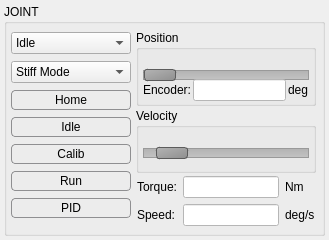
This is src/yarpmotorgui/jointitem.ui in robotology/yarp as Qt 5 draws it before an edit. The edited form follows.
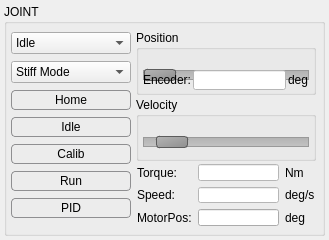
This is the edited form. The open tabs and pages were chosen to show the change. Custom widgets are drawn as their Qt base class.

Commit message: yarpmotorgui: added visualization of motorPosition

The edit to the form file:
```diff
--- a/src/yarpmotorgui/jointitem.ui
+++ b/src/yarpmotorgui/jointitem.ui
@@ -604,10 +604,10 @@
              <property name="horizontalSpacing">
               <number>6</number>
              </property>
-             <item row="0" column="0">
-              <widget class="QLabel" name="label_trqTitle_2">
+             <item row="0" column="2">
+              <widget class="QLabel" name="labelPositiontrqUnits">
                <property name="text">
-                <string>Torque:</string>
+                <string>Nm</string>
                </property>
               </widget>
              </item>
@@ -627,21 +627,28 @@
                </property>
               </widget>
              </item>
-             <item row="0" column="2">
-              <widget class="QLabel" name="label_trqUnits_2">
+             <item row="0" column="0">
+              <widget class="QLabel" name="labelPositionTorque">
                <property name="text">
-                <string>Nm</string>
+                <string>Torque:</string>
                </property>
               </widget>
              </item>
-             <item row="1" column="0">
-              <widget class="QLabel" name="labelSpeed2">
+             <item row="2" column="0">
+              <widget class="QLabel" name="labelPositionSpeed">
                <property name="text">
                 <string>Speed:</string>
                </property>
               </widget>
              </item>
-             <item row="1" column="1">
+             <item row="2" column="2">
+              <widget class="QLabel" name="labelPositionvelUnits">
+               <property name="text">
+                <string>deg/s</string>
+               </property>
+              </widget>
+             </item>
+             <item row="2" column="1">
               <widget class="QLineEdit" name="editPositionSpeed">
                <property name="maximumSize">
                 <size>
@@ -657,10 +664,24 @@
                </property>
               </widget>
              </item>
-             <item row="1" column="2">
-              <widget class="QLabel" name="label_velUnits_2">
+             <item row="3" column="0">
+              <widget class="QLabel" name="labelPositionMotorPosition">
                <property name="text">
-                <string>deg/s</string>
+                <string>MotorPos:</string>
+               </property>
+              </widget>
+             </item>
+             <item row="3" column="1">
+              <widget class="QLineEdit" name="editPositionMotorPosition">
+               <property name="readOnly">
+                <bool>true</bool>
+               </property>
+              </widget>
+             </item>
+             <item row="3" column="2">
+              <widget class="QLabel" name="labelPositionMotorPositionUnits">
+               <property name="text">
+                <string>deg</string>
                </property>
               </widget>
              </item>
```
Left out of the diff: 156 changed lines with no effect on the pictures. The commit also changes 6 other files.
